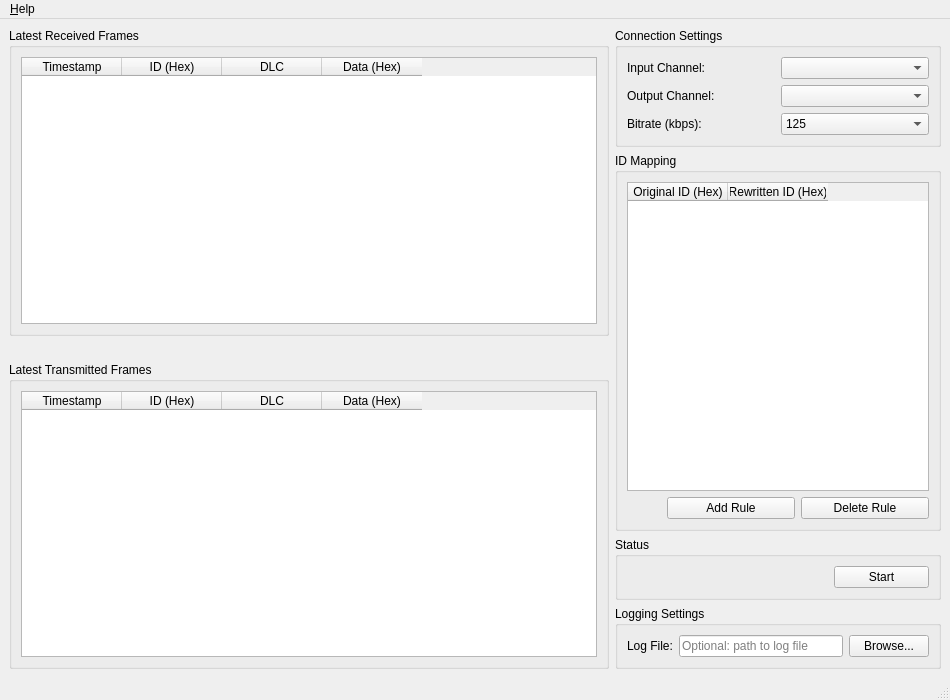
This is core/gui.ui in eusebiotebar/CAN_Frame_Retransmision_Tool as Qt 5 draws it before an edit. The edited form follows.
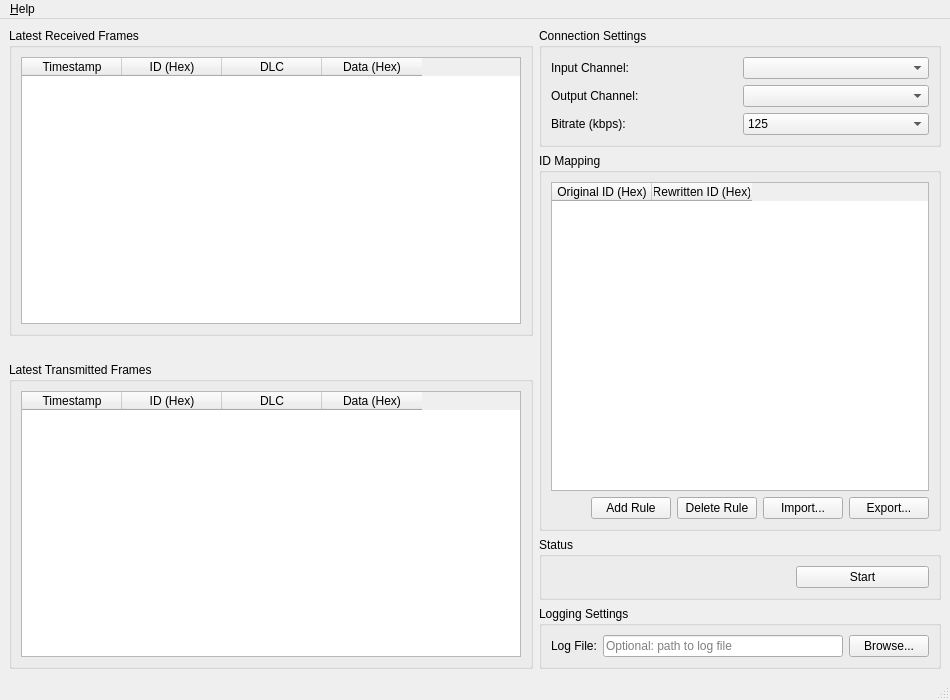
This is the edited form.

Commit message: feat(gui): add import/export functionality for ID mapping; update bitrate default to 500 feat(CANWorker): enhance message sending with retry logic and backpressure handling chore: add sample CSV files for ID mapping

What changed in the file:
```diff
--- a/core/gui.ui
+++ b/core/gui.ui
@@ -215,6 +215,36 @@
              </property>
             </widget>
            </item>
+                   <item>
+                     <spacer name="mapping_buttons_spacer_2">
+                      <property name="orientation">
+                        <enum>Qt::Orientation::Horizontal</enum>
+                      </property>
+                      <property name="sizeType">
+                        <enum>QSizePolicy::Policy::Expanding</enum>
+                      </property>
+                      <property name="sizeHint" stdset="0">
+                        <size>
+                         <width>40</width>
+                         <height>20</height>
+                        </size>
+                      </property>
+                     </spacer>
+                   </item>
+                   <item>
+                     <widget class="QPushButton" name="import_mapping_button">
+                      <property name="text">
+                        <string>Import...</string>
+                      </property>
+                     </widget>
+                   </item>
+                   <item>
+                     <widget class="QPushButton" name="export_mapping_button">
+                      <property name="text">
+                        <string>Export...</string>
+                      </property>
+                     </widget>
+                   </item>
           </layout>
          </item>
         </layout>
```
The commit also changes 4 other files.
